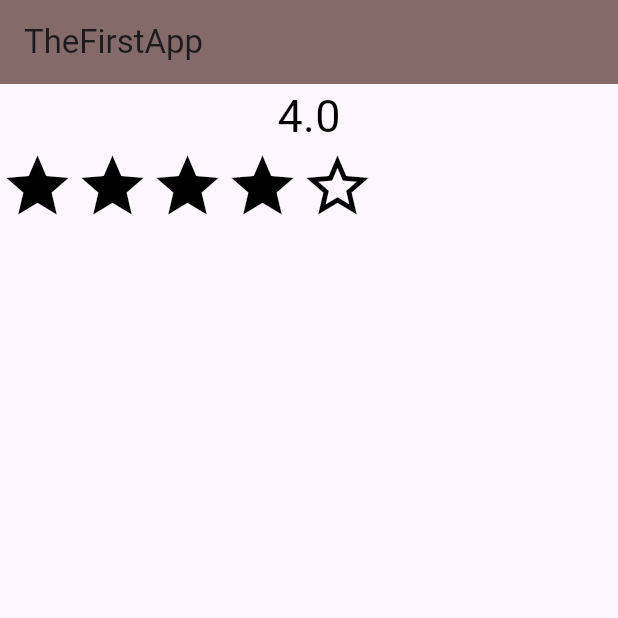
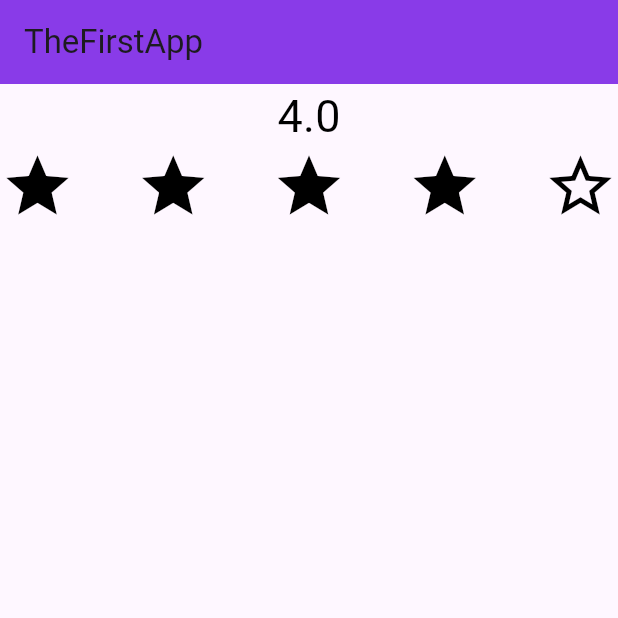
Before and after one commit to mynul5837/flutter_application_1, a Flutter app: the screen it shows after launch, on a phone screen of 412 x 824 dp, the top half of it. Run offline on Flutter 3.47's test engine with Material 3 defaults, Android fonts, the phone set to English and light mode, and no system bars; our stand-ins replace iconsax.

```diff
--- a/lib/main.dart
+++ b/lib/main.dart
@@ -15,7 +15,7 @@ class MyLAB01 extends StatelessWidget {
         appBar: AppBar(
           title: const Text("TheFirstApp"),
           backgroundColor:
-              const Color.fromARGB(255, 133, 106, 106), // Dark navigation bar
+              const Color.fromARGB(255, 137, 59, 232), // Dark navigation bar
         ),
         body: Column(
           children: [
@@ -24,6 +24,8 @@ class MyLAB01 extends StatelessWidget {
               style: TextStyle(color: Colors.black, fontSize: 30),
             ), // Gap between text and stars
             Row(
+              mainAxisAlignment: MainAxisAlignment.spaceBetween,
+              crossAxisAlignment: CrossAxisAlignment.center,
               children: const [
                 Icon(
                   Icons.star,
```
